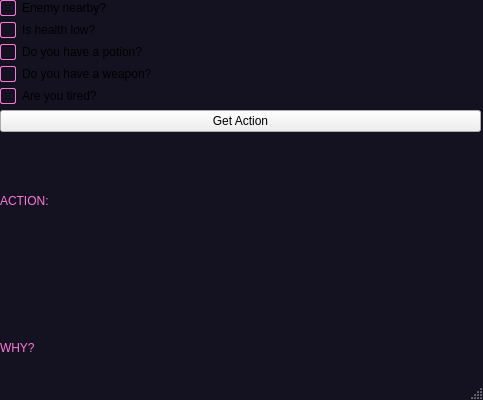
julianasj/dm_2, file mainwindow.ui: the form before one commit.
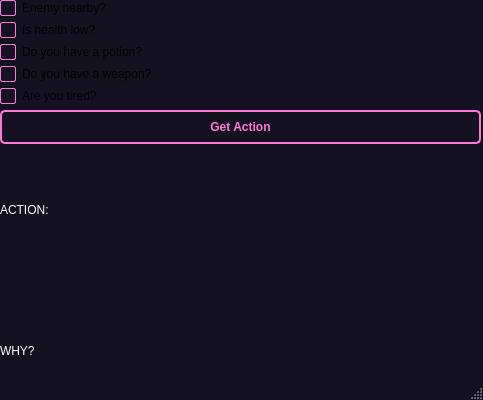
The form after the commit.

Commit message: UI ADJUSTMENTS YET AGAIN

The edit to the form file:
```diff
--- a/mainwindow.ui
+++ b/mainwindow.ui
@@ -32,7 +32,7 @@
             color: white;
         }
         QLabel#lblResult, QLabel#lblReason{
-            color: #FD77D7;
+            color: white;
         }
         QCheckBox::indicator {
             border: 1px solid #FD77D7;
@@ -44,6 +44,22 @@
         QCheckBox::indicator:checked {
             background-color: #FD77D7;
         }
+
+        QPushButton#btnDecide {
+            background-color: #141221;
+            color: #FD77D7;
+            border: 2px solid #FD77D7;
+            border-radius: 5px;
+            font-weight: bold;
+            padding: 8px;
+        }
+        QPushButton#btnDecide:hover {
+            background-color: #FD77D7;
+            background: #141221;
+        }
+        QPushButton#btnDecide:pressed {
+            background-color: #b5569a;
+        }
         </string>
     </property>
 
```
